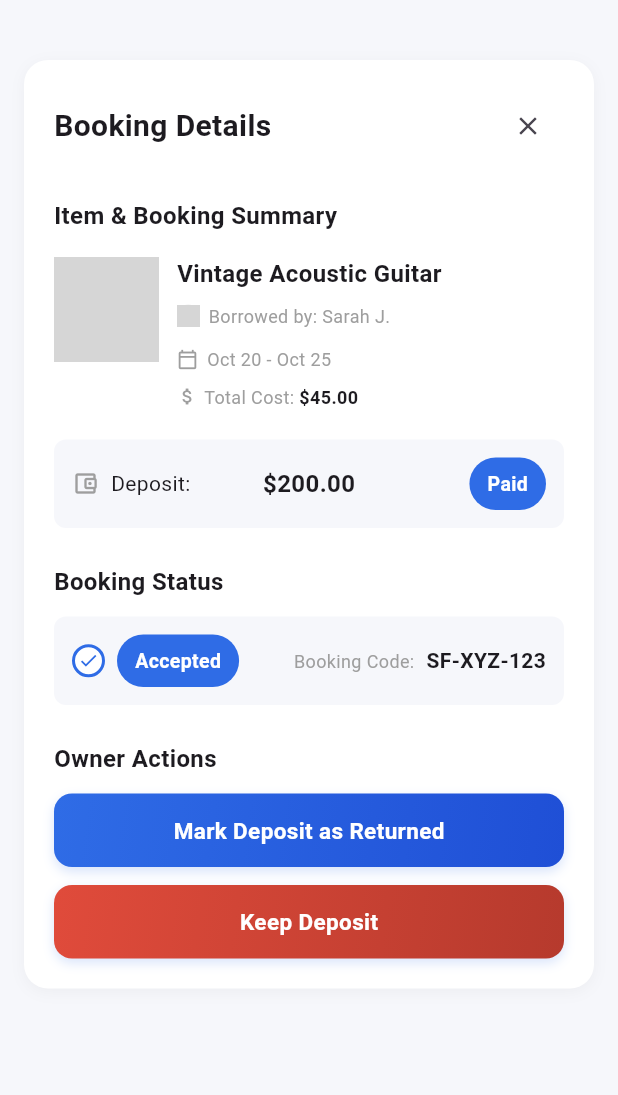
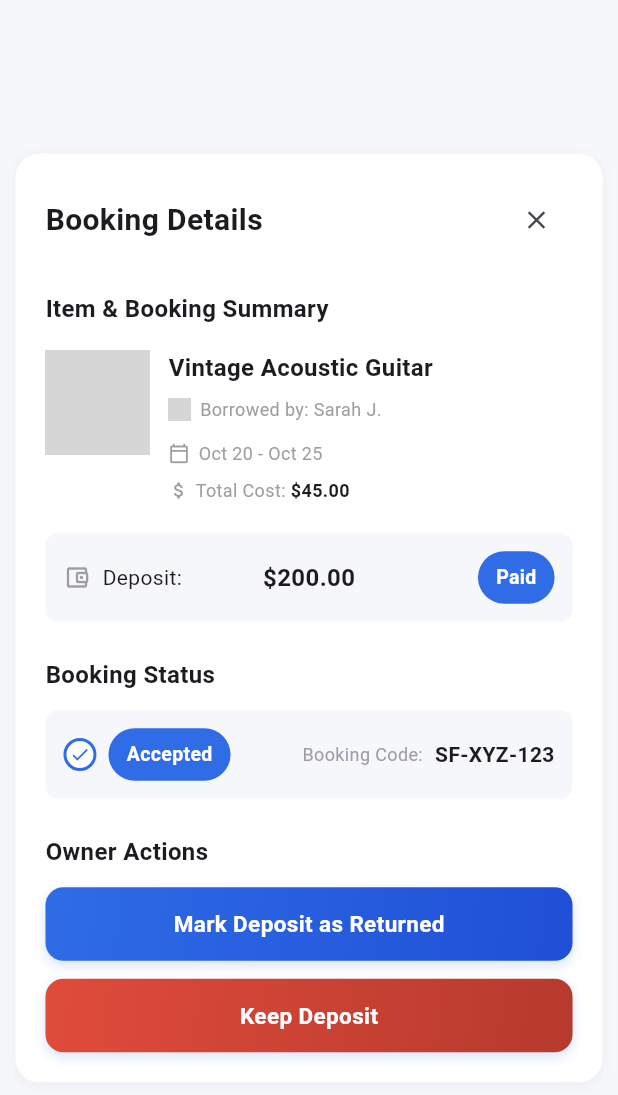
Before and after one commit to Mohamedislam19/Sellefli, a Flutter app: the screen it shows after launch, on a phone screen of 412 x 824 dp. Shown: the top 1095 px of the screen. Run offline on Flutter 3.47's test engine with Material 3 defaults, Android fonts, the phone set to English and light mode, and no system bars; our stand-ins replace flutter_map, flutter_svg, font_awesome_flutter, geolocator, google_fonts, image_picker and 1 more; missing offline and left inert: your_app_name; network calls fail; grey boxes are pictures that could not be loaded.

Commit message:
Refactor BookingDetailPage layout for responsiveness
Refactor BookingDetailPage layout for better responsiveness and organization. Introduced SafeArea and Center widgets to enhance UI structure.

```diff
--- a/lib/src/features/Booking/booking_detail_page.dart
+++ b/lib/src/features/Booking/booking_detail_page.dart
@@ -10,17 +10,21 @@ class BookingDetailPage extends StatelessWidget {
 
   @override
   Widget build(BuildContext context) {
+    final screenHeight = MediaQuery.of(context).size.height;
+    final screenWidth = MediaQuery.of(context).size.width;
+
     return Scaffold(
       backgroundColor: AppColors.background,
-
-      body: SingleChildScrollView(
-
-        child: Column(
-          children: [
-            const SizedBox(height: 40),
-
-            Container(
-              margin: const EdgeInsets.symmetric(horizontal: 16),
+      body: SafeArea(
+        child: Center(
+          child: SingleChildScrollView(
+            // keeps card scrollable only if screen is too small
+            child: ConstrainedBox(
+              constraints: BoxConstraints(
+                maxWidth: screenWidth * 0.95,
+                maxHeight: screenHeight * 0.95,
+              ),
+              child: Container(
                 padding: const EdgeInsets.all(20),
                 decoration: BoxDecoration(
                   color: AppColors.surface,
@@ -34,6 +38,7 @@ class BookingDetailPage extends StatelessWidget {
                   ],
                 ),
                 child: Column(
+                  mainAxisSize: MainAxisSize.min,
                   crossAxisAlignment: CrossAxisAlignment.start,
                   children: [
                     /// Header
@@ -159,7 +164,6 @@ class BookingDetailPage extends StatelessWidget {
 
                     const SizedBox(height: 20),
 
-
                     Container(
                       padding: const EdgeInsets.all(12),
                       decoration: BoxDecoration(
@@ -174,23 +178,22 @@ class BookingDetailPage extends StatelessWidget {
                                 Icon(Icons.account_balance_wallet_outlined,
                                     size: 18, color: Colors.grey),
                                 SizedBox(width: 8),
-                              Text('Deposit:', style: TextStyle(fontSize: 14)),
+                                Text('Deposit:',
+                                    style: TextStyle(fontSize: 14)),
                               ],
                             ),
                           ),
-
                           Expanded(
                             child: Center(
                               child: Text(
                                 '\$200.00',
-                              style: TextStyle(
+                                style: const TextStyle(
                                   fontSize: 16,
                                   fontWeight: FontWeight.w600,
                                 ),
                               ),
                             ),
                           ),
-
                           const Expanded(
                             child: Align(
                               alignment: Alignment.centerRight,
@@ -252,8 +255,7 @@ class BookingDetailPage extends StatelessWidget {
 
                           const Text(
                             'Booking Code:',
-                          style:
-                              TextStyle(fontSize: 12, color: Colors.grey),
+                            style: TextStyle(fontSize: 12, color: Colors.grey),
                           ),
                           const SizedBox(width: 8),
 
@@ -279,7 +281,6 @@ class BookingDetailPage extends StatelessWidget {
                     ),
                     const SizedBox(height: 12),
 
-
                     AdvancedButton(
                       label: 'Mark Deposit as Returned',
                       onPressed: () {},
@@ -304,9 +305,8 @@ class BookingDetailPage extends StatelessWidget {
                   ],
                 ),
               ),
-
-            const SizedBox(height: 24),
-          ],
+            ),
+          ),
         ),
       ),
     );
```
Lines whose indentation alone changed are shown as unchanged.
